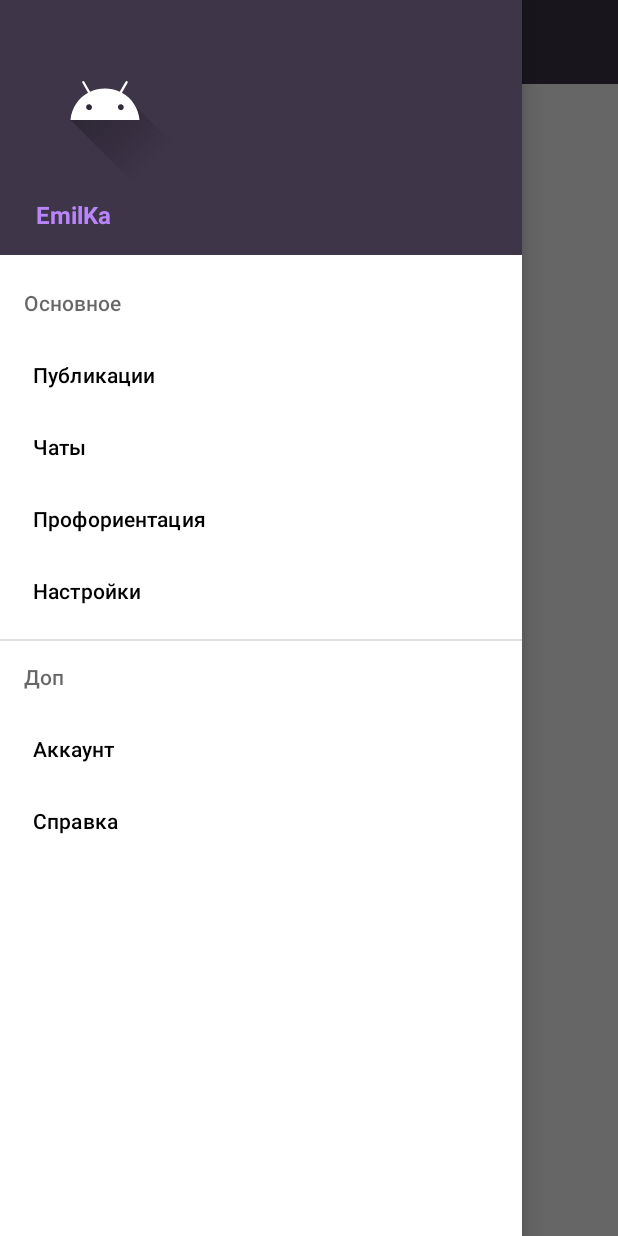
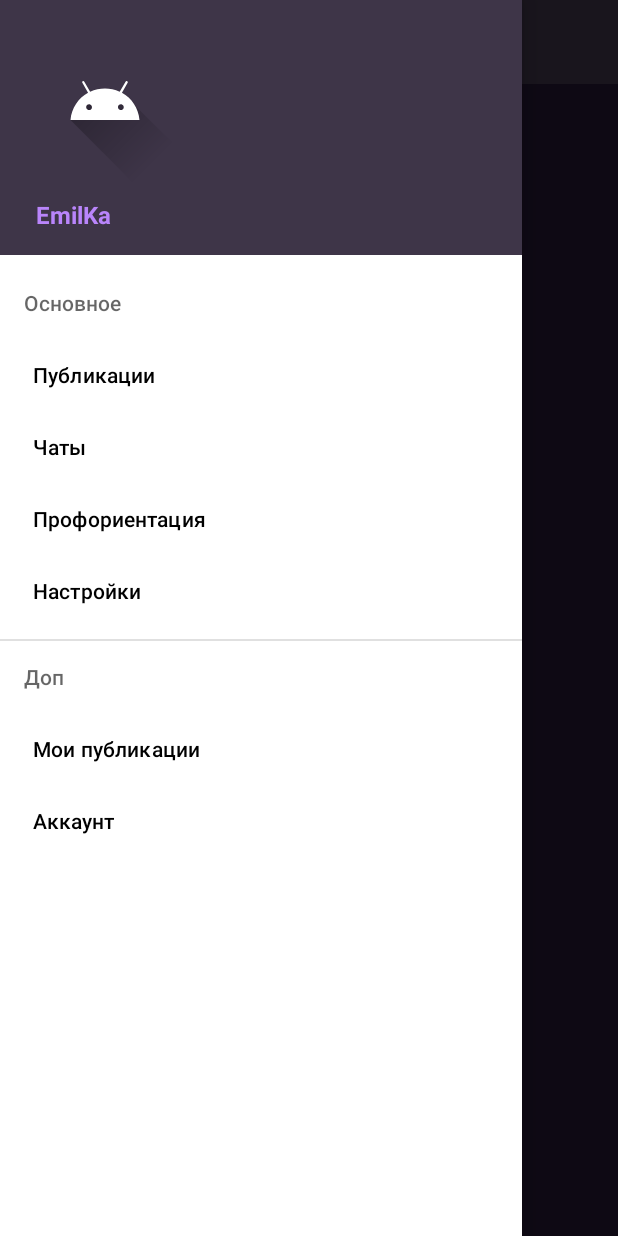
Before and after one commit to Jasmine801/MyProf, an Android app: the screen it shows after launch (MainActivity), with the side drawer open, on a phone screen of 412 x 824 dp. Run offline under Robolectric (Android 15) with nearby library versions, the phone set to English and light mode, and no system bars.

Commit message:
New Publication fragment, item

```diff
--- a/app/build.gradle
+++ b/app/build.gradle
@@ -2,6 +2,7 @@ plugins {
     id 'com.android.application'
     id 'org.jetbrains.kotlin.android'
     id 'kotlin-kapt'
+    id 'com.google.gms.google-services'
 }
 
 android {
@@ -39,6 +40,9 @@ android {
 dependencies {
 
     implementation 'androidx.room:room-ktx:2.5.0'
+    implementation 'com.google.firebase:firebase-database-ktx:20.1.0'
+    implementation 'androidx.navigation:navigation-fragment-ktx:2.5.3'
+    implementation 'androidx.navigation:navigation-ui-ktx:2.5.3'
     kapt 'androidx.room:room-compiler:2.5.0'
     implementation 'androidx.lifecycle:lifecycle-livedata-ktx:2.5.1'
     implementation 'androidx.lifecycle:lifecycle-viewmodel-ktx:2.5.1'
--- a/app/src/main/AndroidManifest.xml
+++ b/app/src/main/AndroidManifest.xml
@@ -13,7 +13,7 @@
         android:theme="@style/AppTheme.NoActionBar"
         tools:targetApi="31">
         <activity
-            android:name=".MainActivity"
+            android:name=".activities.MainActivity"
             android:exported="true">
             <intent-filter>
                 <action android:name="android.intent.action.MAIN" />
--- a/app/src/main/java/com/mamedli/myprof/MainActivity.kt
+++ b/app/src/main/java/com/mamedli/myprof/activities/MainActivity.kt
@@ -1,4 +1,4 @@
-package com.mamedli.myprof
+package com.mamedli.myprof.activities
 
 import androidx.appcompat.app.AppCompatActivity
 import android.os.Bundle
@@ -6,7 +6,9 @@ import android.view.MenuItem
 import androidx.appcompat.app.ActionBarDrawerToggle
 import androidx.core.view.GravityCompat
 import com.google.android.material.navigation.NavigationView
+import com.mamedli.myprof.R
 import com.mamedli.myprof.databinding.ActivityMainBinding
+import com.mamedli.myprof.db.MainDataBase
 
 class MainActivity : AppCompatActivity(), NavigationView.OnNavigationItemSelectedListener {
 
@@ -20,10 +22,12 @@ class MainActivity : AppCompatActivity(), NavigationView.OnNavigationItemSelecte
 
     private fun init(){
         var toggle = ActionBarDrawerToggle(
-            this, binding.drawerLayout, binding.mainContent.toolbar, R.string.open, R.string.close)
+            this, binding.drawerLayout, binding.mainContent.toolbar, R.string.open, R.string.close
+        )
         binding.drawerLayout.addDrawerListener(toggle)
         toggle.syncState()
         binding.navView.setNavigationItemSelectedListener(this)
+
     }
 
     override fun onNavigationItemSelected(item: MenuItem): Boolean {
@@ -40,7 +44,7 @@ class MainActivity : AppCompatActivity(), NavigationView.OnNavigationItemSelecte
             R.id.id_career_guidance -> {
 
             }
-            R.id.id_reference -> {
+            R.id.id_my_publications -> {
 
             }
             R.id.id_account -> {
--- /dev/null
+++ b/app/src/main/java/com/mamedli/myprof/fragments/PublicationsFragment.kt
@@ -0,0 +1,33 @@
+package com.mamedli.myprof.fragments
+
+import android.os.Bundle
+import androidx.fragment.app.Fragment
+import android.view.LayoutInflater
+import android.view.View
+import android.view.ViewGroup
+import com.mamedli.myprof.R
+import com.mamedli.myprof.databinding.FragmentPublicationsBinding
+
+
+class PublicationsFragment : Fragment() {
+
+    lateinit var binding: FragmentPublicationsBinding
+
+    override fun onCreate(savedInstanceState: Bundle?) {
+        super.onCreate(savedInstanceState)
+
+    }
+
+    override fun onCreateView(
+        inflater: LayoutInflater, container: ViewGroup?,
+        savedInstanceState: Bundle?
+    ): View? {
+        binding = FragmentPublicationsBinding.inflate(inflater, container, false)
+        return binding.root
+    }
+
+    companion object {
+        @JvmStatic
+        fun newInstance(param1: String, param2: String) = PublicationsFragment()
+    }
+}
--- /dev/null
+++ b/app/src/main/res/drawable/ic_comment.xml
@@ -0,0 +1,5 @@
+<vector android:height="24dp" android:tint="#F7E074"
+    android:viewportHeight="24" android:viewportWidth="24"
+    android:width="24dp" xmlns:android="http://schemas.android.com/apk/res/android">
+    <path android:fillColor="@android:color/white" android:pathData="M21.99,4c0,-1.1 -0.89,-2 -1.99,-2H4c-1.1,0 -2,0.9 -2,2v12c0,1.1 0.9,2 2,2h14l4,4 -0.01,-18z"/>
+</vector>
--- a/app/src/main/res/layout/activity_main.xml
+++ b/app/src/main/res/layout/activity_main.xml
@@ -5,8 +5,16 @@
     android:id="@+id/drawerLayout"
     android:layout_width="match_parent"
     android:layout_height="match_parent"
-    tools:context=".MainActivity"
+    tools:context=".activities.MainActivity"
     tools:openDrawer="start">
+
+    <fragment
+        android:id="@+id/fragmentContainerView"
+        android:name="androidx.navigation.fragment.NavHostFragment"
+        android:layout_width="match_parent"
+        android:layout_height="match_parent"
+        app:defaultNavHost="true"
+        app:navGraph="@navigation/main_navigation" />
 
     <include
         android:id="@+id/mainContent"
--- a/app/src/main/res/menu/drawer_main_menu.xml
+++ b/app/src/main/res/menu/drawer_main_menu.xml
@@ -24,11 +24,11 @@
     <item android:title="@string/menu_cat2">
         <menu>
             <item
+                android:title="@string/ad_my_publications"
+                android:id="@+id/id_my_publications"/>
+            <item
                 android:title="@string/ad_acсount"
                 android:id="@+id/id_account"/>
-            <item
-                android:title="@string/ad_reference"
-                android:id="@+id/id_reference"/>
         </menu>
 
     </item>
--- /dev/null
+++ b/app/src/main/res/navigation/main_navigation.xml
@@ -0,0 +1,13 @@
+<?xml version="1.0" encoding="utf-8"?>
+<navigation xmlns:android="http://schemas.android.com/apk/res/android"
+    xmlns:app="http://schemas.android.com/apk/res-auto"
+    xmlns:tools="http://schemas.android.com/tools"
+    android:id="@+id/main_navigation"
+    app:startDestination="@id/publicationsFragment">
+
+    <fragment
+        android:id="@+id/publicationsFragment"
+        android:name="com.mamedli.myprof.fragments.PublicationsFragment"
+        android:label="fragment_publications"
+        tools:layout="@layout/fragment_publications" />
+</navigation>
--- a/app/src/main/res/values/strings.xml
+++ b/app/src/main/res/values/strings.xml
@@ -8,7 +8,9 @@
     <string name="ad_acсount">Аккаунт</string>
     <string name="ad_settings">Настройки</string>
     <string name="ad_career_guidance">Профориентация</string>
-    <string name="ad_reference">Справка</string>
+    <string name="ad_my_publications">Мои публикации</string>
     <string name="open">Открыть</string>
     <string name="close">Закрыть</string>
+    <!-- TODO: Remove or change this placeholder text -->
+    <string name="hello_blank_fragment">Hello blank fragment</string>
 </resources>
--- a/build.gradle
+++ b/build.gradle
@@ -1,4 +1,8 @@
-// Top-level build file where you can add configuration options common to all sub-projects/modules.
+buildscript {
+    dependencies {
+        classpath 'com.google.gms:google-services:4.3.15'
+    }
+}// Top-level build file where you can add configuration options common to all sub-projects/modules.
 plugins {
     id 'com.android.application' version '7.3.1' apply false
     id 'com.android.library' version '7.3.1' apply false
```
Also changed, not shown: app/src/main/java/com/mamedli/myprof/db/MainDataBase.kt (added, +11 -0 lines), app/src/main/java/com/mamedli/myprof/entities/PublicationsItem.kt (added, +23 -0 lines), app/src/main/res/layout/fragment_publications.xml (added, +13 -0 lines), app/src/main/res/layout/publication_list_item.xml (added, +81 -0 lines), 1 other file.
